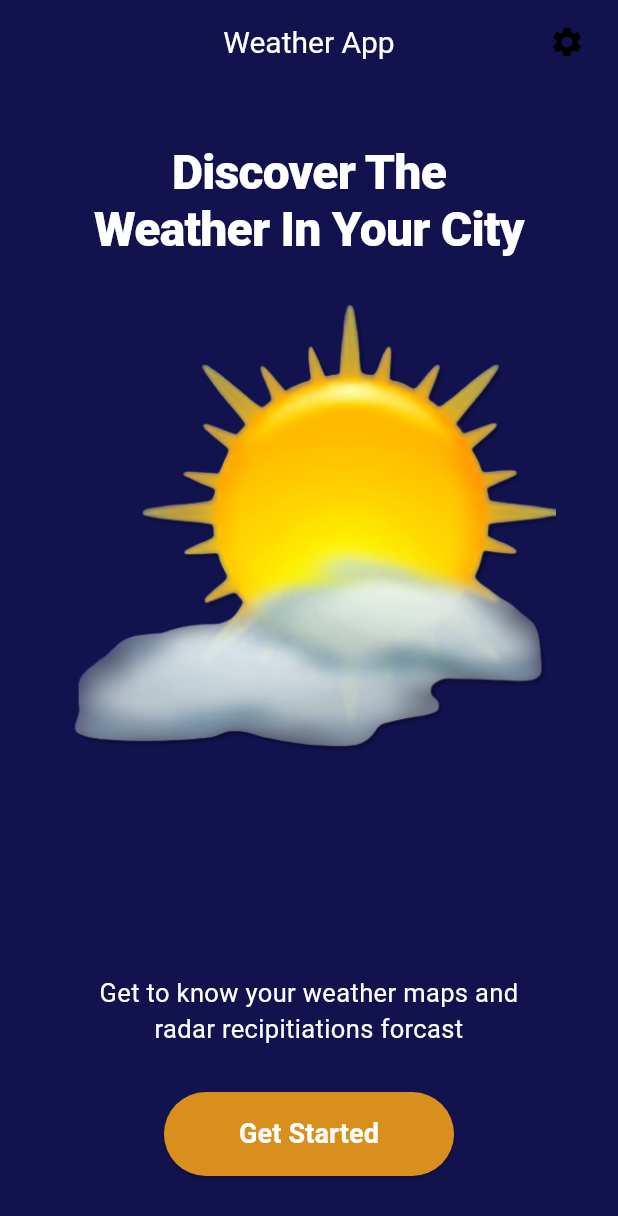
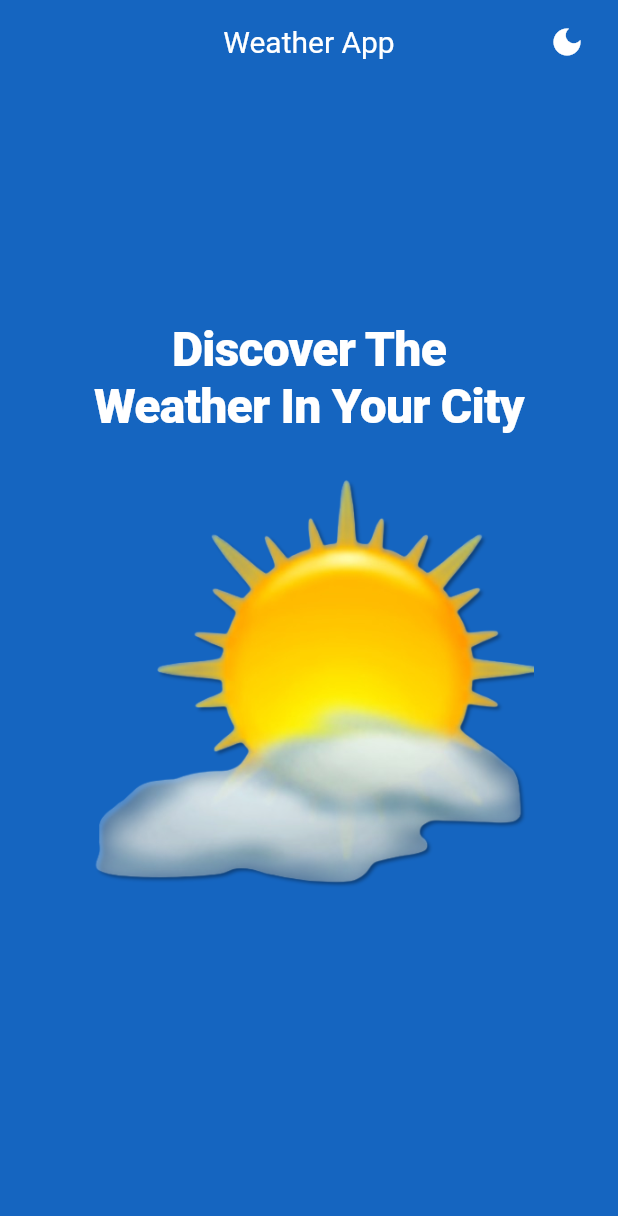
Before and after one commit to MJJP1364/flutter_weathr_app, a Flutter app: the SplashScreen screen opened directly, on a phone screen of 412 x 824 dp. Shown: the top 1216 px of the screen. Run offline on Flutter 3.47's test engine with Material 3 defaults, Android fonts, the phone set to English and light mode, and no system bars; our stand-ins replace get, get_storage; accounts and stored records are empty.

Commit message:
add change theme

```diff
--- a/lib/Core/Utils/themes/theme_controller.dart
+++ b/lib/Core/Utils/themes/theme_controller.dart
@@ -1,3 +1,28 @@
+// import 'package:flutter/material.dart';
+// import 'package:get/get.dart';
+// import 'package:get_storage/get_storage.dart';
+
+// class ThemeController extends GetxController {
+//   final _box = GetStorage();
+//   final _key = 'isDarkMode';
+
+//   ThemeMode get theme => _loadTheme() ? ThemeMode.dark : ThemeMode.light;
+
+//   bool _loadTheme() => _box.read(_key) ?? false;
+
+//   void saveTheme(bool isDarkMode) => _box.write(_key, isDarkMode);
+
+//   void changeTheme(ThemeData theme) {
+//     Get.changeTheme(theme);
+//     debugPrint(theme.toString());
+//     update();
+//   }
+
+//   void changeThemeMode(ThemeMode themeMode) {
+//     Get.changeThemeMode(themeMode);
+//     update();
+//   }
+// }
 
 import 'package:flutter/material.dart';
 import 'package:get/get.dart';
@@ -7,20 +32,26 @@ class ThemeController extends GetxController {
   final _box = GetStorage();
   final _key = 'isDarkMode';
 
-  ThemeMode get theme => _loadTheme() ? ThemeMode.dark : ThemeMode.light;
+  // متغیر واکنش‌گر
+  var isDarkMode = false.obs;
 
-  bool _loadTheme() => _box.read(_key) ?? false;
-
-  void saveTheme(bool isDarkMode) => _box.write(_key, isDarkMode);
-
-  void changeTheme(ThemeData theme) {
-    Get.changeTheme(theme);
-    debugPrint(theme.toString());
-    update();
+  @override
+  void onInit() {
+    super.onInit();
+    loadTheme(); // بارگذاری تم در ابتدا
   }
 
-  void changeThemeMode(ThemeMode themeMode) {
-    Get.changeThemeMode(themeMode);
-    update();
+  ThemeMode get theme => isDarkMode.value ? ThemeMode.dark : ThemeMode.light;
+
+  void toggleTheme() {
+    isDarkMode(!isDarkMode.value);
+    saveTheme(isDarkMode.value);
+    Get.changeThemeMode(isDarkMode.value ? ThemeMode.dark : ThemeMode.light);
+  }
+
+  void saveTheme(bool value) => _box.write(_key, value);
+
+  void loadTheme() {
+    isDarkMode(_box.read<bool>(_key) ?? false);
   }
 }
--- a/lib/Core/Utils/themes/themes.dart
+++ b/lib/Core/Utils/themes/themes.dart
@@ -1,8 +1,10 @@
-
 import 'package:flutter/material.dart';
 
-class Themes{
+class Themes {
   static final lightTheme = ThemeData(
+    // colorScheme: const ColorScheme.light(),
+    // appBarTheme: const AppBarTheme(backgroundColor: Colors.green),
+    useMaterial3: true,
     brightness: Brightness.light,
     primaryColor: Colors.blue,
     hintColor: Colors.orange,
@@ -10,6 +12,7 @@ class Themes{
       bodyLarge: TextStyle(color: Colors.black, fontSize: 16),
       bodyMedium: TextStyle(color: Colors.grey, fontSize: 14),
     ),
+
     colorScheme: ColorScheme(
       brightness: Brightness.light,
       primary: Colors.blue,
@@ -24,6 +27,8 @@ class Themes{
   );
 
   static final darkTheme = ThemeData(
+    // colorScheme: const ColorScheme.dark(),
+    // appBarTheme: const AppBarTheme(backgroundColor: Colors.grey),
     brightness: Brightness.dark,
     primaryColor: Colors.blueGrey,
     hintColor: Colors.orangeAccent,
@@ -42,7 +47,6 @@ class Themes{
       surface: Colors.black87,
       onSurface: Colors.white,
     ),
+    useMaterial3: true,
   );
-
-
 }
--- a/lib/Pages/Home/home_controller.dart
+++ /dev/null
@@ -1,3 +0,0 @@
-import 'package:get/get.dart';
-
-class HomeController extends GetxController {}
--- /dev/null
+++ b/lib/Pages/WeatherScreen/weatherScreen_controller.dart
@@ -0,0 +1,3 @@
+import 'package:get/get.dart';
+
+class WeatherscreenController extends GetxController {}
--- a/lib/Pages/Home/home_view.dart
+++ b/lib/Pages/WeatherScreen/weather_screen.dart
@@ -1,7 +1,7 @@
 import 'package:flutter/material.dart';
 
-class HomePage extends StatelessWidget {
-  const HomePage({super.key});
+class WeatherScreen extends StatelessWidget {
+  const WeatherScreen({super.key});
 
   @override
   Widget build(BuildContext context) {
--- a/lib/Pages/spalash/splash_screen.dart
+++ b/lib/Pages/spalash/splash_screen.dart
@@ -1,60 +1,94 @@
+
+
 import 'package:flutter/material.dart';
 import 'package:get/get.dart';
-import 'package:weather_app/Core/Utils/consts.dart';
 import 'package:weather_app/Core/Utils/themes/theme_controller.dart';
+import 'package:weather_app/Pages/WeatherScreen/weather_screen.dart';
 
-class SplashScreen extends StatelessWidget {
-  SplashScreen({super.key});
+class SplashScreen extends StatefulWidget {
+  const SplashScreen({super.key});
 
-  final themeController = Get.put(ThemeController());
+  @override
+  State<SplashScreen> createState() => _SplashScreenState();
+}
+
+class _SplashScreenState extends State<SplashScreen>
+    with SingleTickerProviderStateMixin {
+  late AnimationController _animationController;
+  late Animation<double> _fadeInAnimation;
+
+  final ThemeController _themeController = Get.find();
+
+  @override
+  void initState() {
+    super.initState();
+
+    // تنظیمات انیمیشن
+    _animationController = AnimationController(
+      vsync: this,
+      duration: const Duration(milliseconds: 1200),
+    )..forward();
+
+    _fadeInAnimation = Tween<double>(begin: 0, end: 1).animate(
+      CurvedAnimation(parent: _animationController, curve: Curves.easeInCirc),
+    );
+
+    // منتقل کردن خودکار به صفحه بعدی پس از 5 ثانیه
+    Future.delayed(const Duration(seconds: 5), () {
+      Get.off(() => const WeatherScreen());
+    });
+  }
+
+  @override
+  void dispose() {
+    _animationController.dispose();
+    super.dispose();
+  }
+
   @override
   Widget build(BuildContext context) {
-    final Size size = MediaQuery.of(context).size;
-    return Scaffold(
+    return Obx(
+      () => Scaffold(
         extendBodyBehindAppBar: true,
-      backgroundColor: backgroundColor,
+        backgroundColor:
+            _themeController.isDarkMode.value ? Colors.black : Colors.blue[800],
         appBar: AppBar(
           automaticallyImplyLeading: false,
           backgroundColor: Colors.transparent,
           elevation: 0,
-        actions: [
-          Padding(
-            padding: const EdgeInsets.only(right: 10.0),
-            child: IconButton(
-              onPressed: () {
-                if (Get.isDarkMode) {
-                  themeController.changeThemeMode(ThemeMode.light);
-                  //   or-------------
-                  // themeController.changeTheme(Themes.lightThemes);
-                  // save theme to GetStorage
-                  themeController.saveTheme(false);
-                } else {
-                  themeController.changeThemeMode(ThemeMode.dark);
-                  //   or-------------
-                  // themeController.changeTheme(Themes.darkThemes);
-                  // save theme to GetStorage
-                  themeController.saveTheme(true);
-                }
-              },
-
-              icon: Icon(Icons.settings),
-            ),
-          ),
-        ],
-
           title: const Text(
             'Weather App',
             style: TextStyle(color: Colors.white, fontSize: 20),
           ),
           centerTitle: true,
+          actions: [
+            Padding(
+              padding: const EdgeInsets.only(right: 10.0),
+              child: IconButton(
+                onPressed: _themeController.toggleTheme,
+                icon: Obx(
+                  () => Icon(
+                    _themeController.isDarkMode.value
+                        ? Icons.light_mode
+                        : Icons.dark_mode,
+                    color: Colors.white,
                   ),
-      body: SafeArea(
-        child: Padding(
-          padding: const EdgeInsets.symmetric(vertical: 40),
+                ),
+              ),
+            ),
+          ],
+        ),
+        body: Stack(
+          alignment: Alignment.center,
+          children: [
+            // انیمیشن متن و تصویر
+            Center(
+              child: FadeTransition(
+                opacity: _fadeInAnimation,
                 child: Column(
+                  mainAxisAlignment: MainAxisAlignment.center,
                   children: [
-              Center(
-                child: Text(
+                    const Text(
                       'Discover The\nWeather In Your City',
                       textAlign: TextAlign.center,
                       style: TextStyle(
@@ -65,49 +99,28 @@ class SplashScreen extends StatelessWidget {
                         height: 1.2,
                       ),
                     ),
-              ),
                     const SizedBox(height: 20),
-              Image.asset('assets/cloudy.png', height: size.height * 0.4),
-              Spacer(),
-              Center(
-                child: Text(
-                  'Get to know your weather maps and\nradar recipitiations forcast',
-                  textAlign: TextAlign.center,
-                  style: TextStyle(
-                    fontSize: 17,
-                    fontWeight: FontWeight.w400,
-                    color: Colors.white,
+                    Image.asset('assets/cloudy.png', height: 300),
+                  ],
                 ),
               ),
             ),
-              Padding(
-                padding: const EdgeInsets.only(top: 30),
-                child: ElevatedButton(
-                  style: ElevatedButton.styleFrom(
-                    backgroundColor: buttonColor,
-                    shape: RoundedRectangleBorder(
-                      borderRadius: BorderRadius.circular(30),
-                    ),
-                    padding: const EdgeInsets.symmetric(vertical: 15),
-                  ),
-                  onPressed: () {},
-                  child: Padding(
-                    padding: EdgeInsets.symmetric(horizontal: 50),
-                    child: Text(
-                      'Get Started',
-                      style: TextStyle(
-                        fontSize: 18,
-                        color: Colors.white,
-                        fontWeight: FontWeight.bold,
-                      ),
-                    ),
+
+            // دکمه وارد شدن
+            Positioned(
+              bottom: 40,
+              child: Opacity(
+                opacity: _fadeInAnimation.value,
+                child: const Text(
+                  "Get to know your weather maps and radar",
+                  textAlign: TextAlign.center,
+                  style: TextStyle(color: Colors.white70, fontSize: 16),
                 ),
               ),
             ),
           ],
         ),
       ),
-      ),
     );
   }
 }
--- a/lib/routhes.dart
+++ b/lib/routhes.dart
@@ -1,11 +1,11 @@
 import 'package:get/get.dart';
-import 'package:weather_app/Pages/Home/home_view.dart';
+import 'package:weather_app/Pages/WeatherScreen/weather_screen.dart';
 import 'package:weather_app/Pages/spalash/splash_screen.dart';
 
 List<GetPage> routes = [
   GetPage(
     name: '/',
-    page: () => const HomePage(),
+    page: () => const WeatherScreen(),
     // binding: HomeBinding(),
   ),
 
```
Also changed, not shown: lib/Core/dependences/dependences.dart (+7 -5 lines), lib/main.dart (+3 -4 lines). Lines whose indentation alone changed are shown as unchanged.
